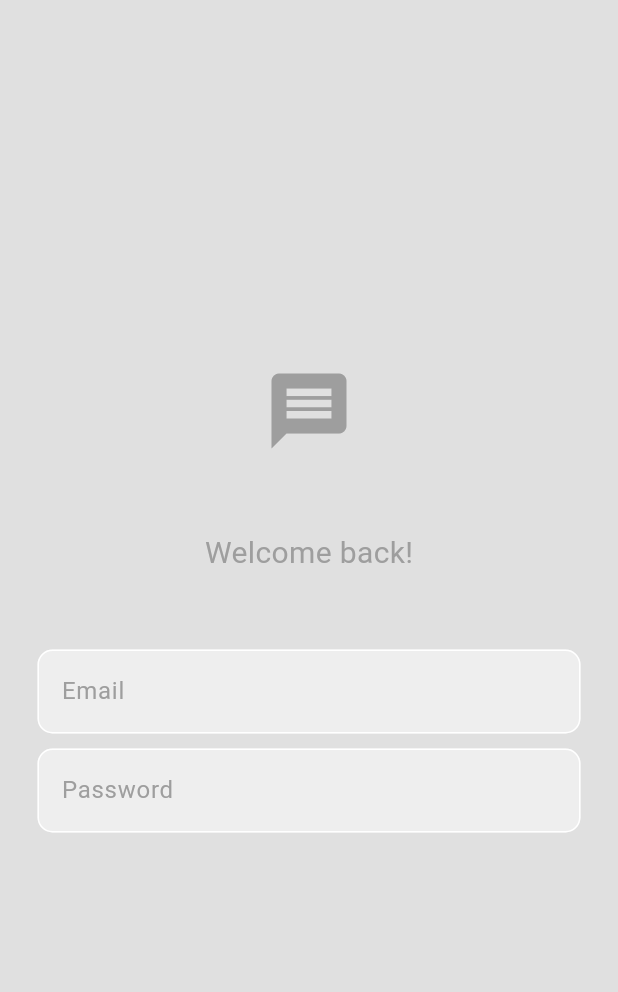
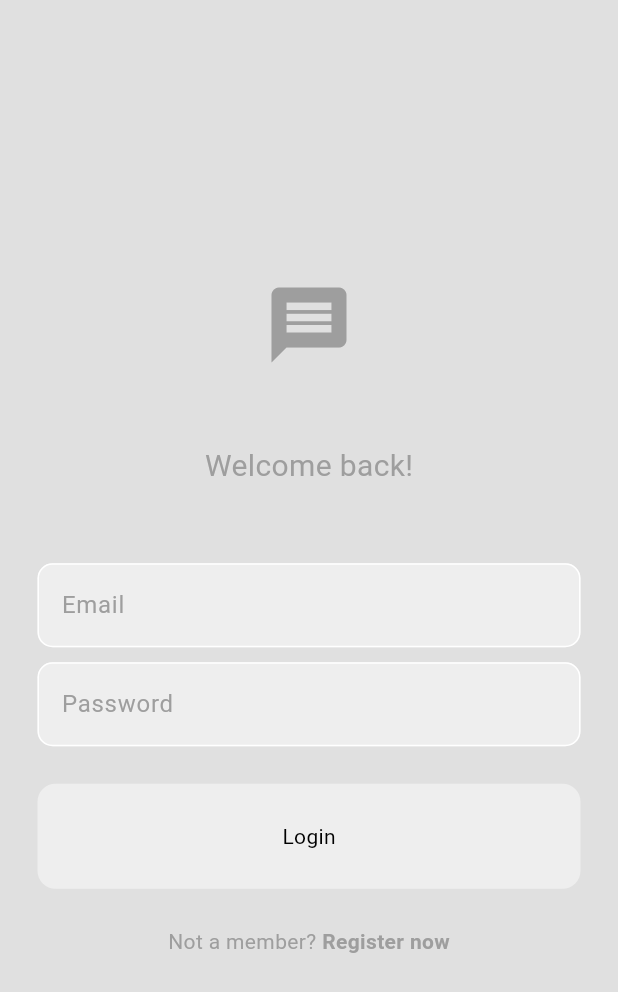
Before and after one commit to RF555/min_chat_app, a Flutter app: the screen it shows after launch, on a phone screen of 412 x 824 dp. Shown: the top 992 px of the screen. Run offline on Flutter 3.47's test engine with Material 3 defaults, Android fonts, the phone set to English and light mode, and no system bars.

Commit message:
Add MyButton component and add it to login page

```diff
--- /dev/null
+++ b/lib/components/my_buttom.dart
@@ -0,0 +1,30 @@
+import 'package:flutter/material.dart';
+
+class MyButton extends StatelessWidget {
+  final String text;
+  final void Function()? onTap;
+
+  const MyButton({
+    super.key,
+    required this.text,
+    required this.onTap,
+  });
+
+  @override
+  Widget build(BuildContext context) {
+    return GestureDetector(
+      onTap: onTap,
+      child: Container(
+        decoration: BoxDecoration(
+          color: Theme.of(context).colorScheme.secondary,
+          borderRadius: BorderRadius.circular(12),
+        ),
+        padding: const EdgeInsets.all(25),
+        margin: const EdgeInsets.symmetric(horizontal: 25),
+        child: Center(
+          child: Text(text),
+        ),
+      ),
+    );
+  }
+}
--- a/lib/pages/login_page.dart
+++ b/lib/pages/login_page.dart
@@ -1,4 +1,5 @@
 import 'package:flutter/material.dart';
+import 'package:min_chat_app/components/my_buttom.dart';
 import 'package:min_chat_app/components/my_textfeild.dart';
 
 class LoginPage extends StatelessWidget {
@@ -6,6 +7,9 @@ class LoginPage extends StatelessWidget {
   final TextEditingController _passwordController = TextEditingController();
 
   LoginPage({super.key});
+
+  // login method
+  void login() {}
 
   @override
   Widget build(BuildContext context) {
@@ -49,8 +53,26 @@ class LoginPage extends StatelessWidget {
             const SizedBox(height: 25),
 
             // login button
+            MyButton(text: 'Login', onTap: login),
+            const SizedBox(height: 25),
 
             // register button
+            Row(
+              mainAxisAlignment: MainAxisAlignment.center,
+              children: [
+                Text(
+                  "Not a member? ",
+                  style: TextStyle(color: Theme.of(context).colorScheme.primary),
+                ),
+                Text(
+                  "Register now",
+                  style: TextStyle(
+                    fontWeight: FontWeight.bold,
+                    color: Theme.of(context).colorScheme.primary
+                    ),
+                )
+              ],
+            )
           ],
         )
       )
```
